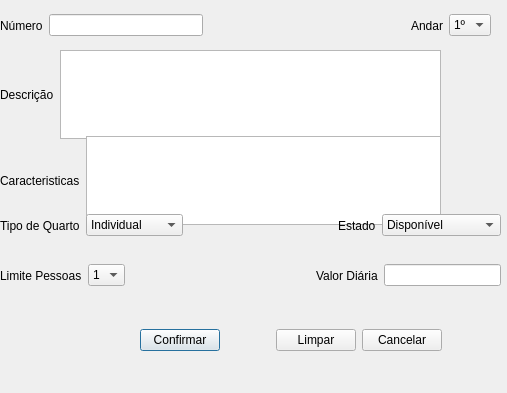
Caioww/Hotel, file InterfaceGrafica/Hotel/cadastroquarto.ui: the form before one commit.
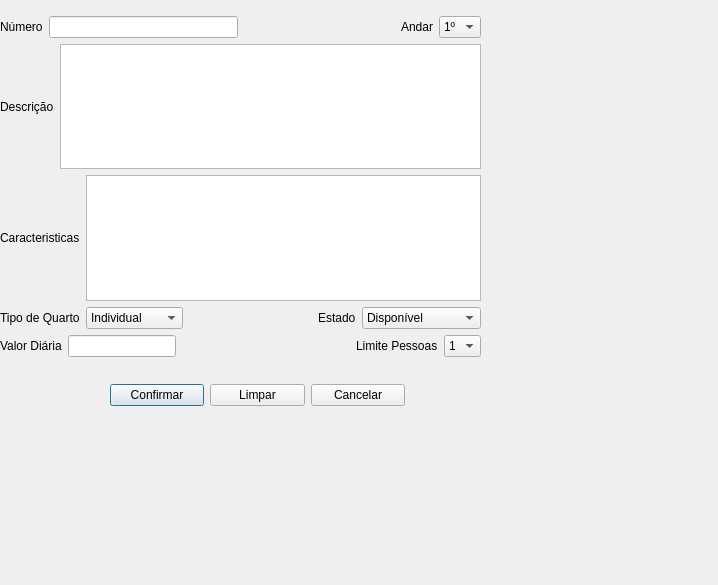
The form after the commit.

Commit message: ajuste buttons forms

```diff
--- a/InterfaceGrafica/Hotel/cadastroquarto.ui
+++ b/InterfaceGrafica/Hotel/cadastroquarto.ui
@@ -6,26 +6,61 @@
    <rect>
     <x>0</x>
     <y>0</y>
-    <width>507</width>
-    <height>393</height>
+    <width>718</width>
+    <height>585</height>
    </rect>
   </property>
   <property name="windowTitle">
    <string>Dialog</string>
   </property>
-  <widget class="QWidget" name="layoutWidget">
+  <widget class="QWidget" name="">
+   <property name="geometry">
+    <rect>
+     <x>110</x>
+     <y>380</y>
+     <width>295</width>
+     <height>30</height>
+    </rect>
+   </property>
+   <layout class="QHBoxLayout" name="horizontalLayout_8">
+    <item>
+     <widget class="QPushButton" name="btnConfirmar">
+      <property name="text">
+       <string>Confirmar</string>
+      </property>
+     </widget>
+    </item>
+    <item>
+     <widget class="QPushButton" name="btnLimpar">
+      <property name="text">
+       <string>Limpar</string>
+      </property>
+     </widget>
+    </item>
+    <item>
+     <widget class="QPushButton" name="btnCancelar">
+      <property name="text">
+       <string>Cancelar</string>
+      </property>
+     </widget>
+    </item>
+   </layout>
+  </widget>
+  <widget class="QWidget" name="">
    <property name="geometry">
     <rect>
      <x>0</x>
-     <y>10</y>
-     <width>491</width>
-     <height>31</height>
+     <y>16</y>
+     <width>481</width>
+     <height>341</height>
     </rect>
    </property>
+   <layout class="QVBoxLayout" name="verticalLayout_2">
+    <item>
+     <layout class="QHBoxLayout" name="horizontalLayout_12">
+      <item>
    <layout class="QHBoxLayout" name="horizontalLayout_9">
     <item>
-     <layout class="QHBoxLayout" name="horizontalLayout_10">
-      <item>
        <widget class="QLabel" name="label_8">
         <property name="text">
          <string>Número</string>
@@ -38,7 +73,9 @@
      </layout>
     </item>
     <item>
-     <spacer name="horizontalSpacer_3">
+       <layout class="QHBoxLayout" name="horizontalLayout_7">
+        <item>
+         <spacer name="horizontalSpacer_2">
       <property name="orientation">
        <enum>Qt::Horizontal</enum>
       </property>
@@ -50,8 +87,6 @@
       </property>
      </spacer>
     </item>
-    <item>
-     <layout class="QHBoxLayout" name="horizontalLayout_11">
       <item>
        <widget class="QLabel" name="label_10">
         <property name="text">
@@ -91,17 +126,11 @@
      </layout>
     </item>
    </layout>
-  </widget>
-  <widget class="QWidget" name="layoutWidget_2">
-   <property name="geometry">
-    <rect>
-     <x>0</x>
-     <y>50</y>
-     <width>441</width>
-     <height>89</height>
-    </rect>
-   </property>
-   <layout class="QHBoxLayout" name="horizontalLayout_7">
+    </item>
+    <item>
+     <layout class="QVBoxLayout" name="verticalLayout">
+      <item>
+       <layout class="QHBoxLayout" name="horizontalLayout_11">
     <item>
      <widget class="QLabel" name="label_11">
       <property name="text">
@@ -113,17 +142,9 @@
      <widget class="QTextEdit" name="txtDescricao"/>
     </item>
    </layout>
-  </widget>
-  <widget class="QWidget" name="layoutWidget_3">
-   <property name="geometry">
-    <rect>
-     <x>0</x>
-     <y>136</y>
-     <width>441</width>
-     <height>89</height>
-    </rect>
-   </property>
-   <layout class="QHBoxLayout" name="horizontalLayout_8">
+      </item>
+      <item>
+       <layout class="QHBoxLayout" name="horizontalLayout_10">
     <item>
      <widget class="QLabel" name="label_4">
       <property name="text">
@@ -135,145 +156,14 @@
      <widget class="QTextEdit" name="txtCaracteristicas"/>
     </item>
    </layout>
-  </widget>
-  <widget class="QWidget" name="layoutWidget_4">
-   <property name="geometry">
-    <rect>
-     <x>0</x>
-     <y>260</y>
-     <width>501</width>
-     <height>31</height>
-    </rect>
-   </property>
-   <layout class="QHBoxLayout" name="horizontalLayout_6">
+      </item>
+     </layout>
+    </item>
     <item>
      <layout class="QHBoxLayout" name="horizontalLayout_5">
       <item>
-       <widget class="QLabel" name="label_12">
-        <property name="text">
-         <string>Limite Pessoas</string>
-        </property>
-       </widget>
-      </item>
-      <item>
-       <widget class="QComboBox" name="comboPessoas">
-        <item>
-         <property name="text">
-          <string>1</string>
-         </property>
-        </item>
-        <item>
-         <property name="text">
-          <string>2</string>
-         </property>
-        </item>
-        <item>
-         <property name="text">
-          <string>3</string>
-         </property>
-        </item>
-        <item>
-         <property name="text">
-          <string>4</string>
-         </property>
-        </item>
-        <item>
-         <property name="text">
-          <string>5</string>
-         </property>
-        </item>
-       </widget>
-      </item>
-     </layout>
-    </item>
-    <item>
-     <spacer name="horizontalSpacer">
-      <property name="orientation">
-       <enum>Qt::Horizontal</enum>
-      </property>
-      <property name="sizeHint" stdset="0">
-       <size>
-        <width>40</width>
-        <height>20</height>
-       </size>
-      </property>
-     </spacer>
-    </item>
-    <item>
-     <layout class="QHBoxLayout" name="horizontalLayout_4">
-      <item>
-       <widget class="QLabel" name="label_7">
-        <property name="text">
-         <string>Valor Diária</string>
-        </property>
-       </widget>
-      </item>
-      <item>
-       <widget class="QLineEdit" name="txtDiaria"/>
-      </item>
-     </layout>
-    </item>
-   </layout>
-  </widget>
-  <widget class="QWidget" name="layoutWidget_5">
-   <property name="geometry">
-    <rect>
-     <x>140</x>
-     <y>320</y>
-     <width>302</width>
-     <height>41</height>
-    </rect>
-   </property>
-   <layout class="QHBoxLayout" name="horizontalLayout_12">
-    <item>
-     <widget class="QPushButton" name="btnConfirmar">
-      <property name="text">
-       <string>Confirmar</string>
-      </property>
-     </widget>
-    </item>
-    <item>
-     <spacer name="horizontalSpacer_12">
-      <property name="orientation">
-       <enum>Qt::Horizontal</enum>
-      </property>
-      <property name="sizeHint" stdset="0">
-       <size>
-        <width>40</width>
-        <height>20</height>
-       </size>
-      </property>
-     </spacer>
-    </item>
-    <item>
-     <widget class="QPushButton" name="btnLimpar">
-      <property name="text">
-       <string>Limpar</string>
-      </property>
-     </widget>
-    </item>
-    <item>
-     <widget class="QPushButton" name="btnCancelar">
-      <property name="text">
-       <string>Cancelar</string>
-      </property>
-     </widget>
-    </item>
-   </layout>
-  </widget>
-  <widget class="QWidget" name="layoutWidget_6">
-   <property name="geometry">
-    <rect>
-     <x>0</x>
-     <y>210</y>
-     <width>501</width>
-     <height>31</height>
-    </rect>
-   </property>
    <layout class="QHBoxLayout" name="horizontalLayout_3">
     <item>
-     <layout class="QHBoxLayout" name="horizontalLayout">
-      <item>
        <widget class="QLabel" name="label_6">
         <property name="text">
          <string>Tipo de Quarto</string>
@@ -302,9 +192,7 @@
      </layout>
     </item>
     <item>
-     <layout class="QHBoxLayout" name="horizontalLayout_2">
-      <item>
-       <spacer name="horizontalSpacer_2">
+       <spacer name="horizontalSpacer">
         <property name="orientation">
          <enum>Qt::Horizontal</enum>
         </property>
@@ -316,6 +204,8 @@
         </property>
        </spacer>
       </item>
+      <item>
+       <layout class="QHBoxLayout" name="horizontalLayout_4">
       <item>
        <widget class="QLabel" name="label_9">
         <property name="text">
@@ -341,6 +231,79 @@
          </property>
         </item>
        </widget>
+        </item>
+       </layout>
+      </item>
+     </layout>
+    </item>
+    <item>
+     <layout class="QHBoxLayout" name="horizontalLayout_2">
+      <item>
+       <layout class="QHBoxLayout" name="horizontalLayout">
+        <item>
+         <widget class="QLabel" name="label_7">
+          <property name="text">
+           <string>Valor Diária</string>
+          </property>
+         </widget>
+        </item>
+        <item>
+         <widget class="QLineEdit" name="txtDiaria"/>
+        </item>
+       </layout>
+      </item>
+      <item>
+       <spacer name="horizontalSpacer_3">
+        <property name="orientation">
+         <enum>Qt::Horizontal</enum>
+        </property>
+        <property name="sizeHint" stdset="0">
+         <size>
+          <width>40</width>
+          <height>20</height>
+         </size>
+        </property>
+       </spacer>
+      </item>
+      <item>
+       <layout class="QHBoxLayout" name="horizontalLayout_6">
+        <item>
+         <widget class="QLabel" name="label_12">
+          <property name="text">
+           <string>Limite Pessoas</string>
+          </property>
+         </widget>
+        </item>
+        <item>
+         <widget class="QComboBox" name="comboPessoas">
+          <item>
+           <property name="text">
+            <string>1</string>
+           </property>
+          </item>
+          <item>
+           <property name="text">
+            <string>2</string>
+           </property>
+          </item>
+          <item>
+           <property name="text">
+            <string>3</string>
+           </property>
+          </item>
+          <item>
+           <property name="text">
+            <string>4</string>
+           </property>
+          </item>
+          <item>
+           <property name="text">
+            <string>5</string>
+           </property>
+          </item>
+         </widget>
+        </item>
+       </layout>
       </item>
      </layout>
     </item>
```
Lines whose indentation alone changed are shown as unchanged. The commit also changes 15 other files.
